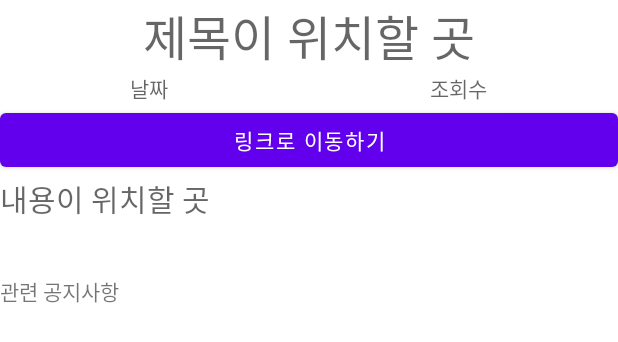
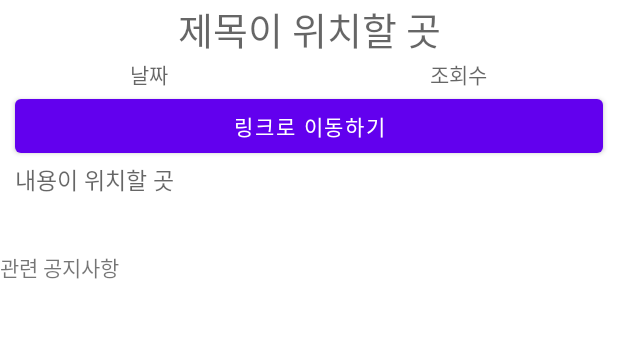
Before and after one commit to yelimahn/skkuNotice, an Android app: the layout activity_notice_click.xml on its own in the app's theme, with its tools: preview values and no code run, on a phone screen of 412 x 824 dp. Shown: the top 342 px of the screen. Run offline under Robolectric (Android 15) with nearby library versions, the phone set to English and light mode, and no system bars.

Commit message:
공지사항클릭엑티비티
글자크기 등 약간 수정함

이제 액션바 없애면 됨

```diff
--- a/noticesubscribe/app/src/main/res/layout/activity_notice_click.xml
+++ b/noticesubscribe/app/src/main/res/layout/activity_notice_click.xml
@@ -11,6 +11,7 @@
         android:layout_width="match_parent"
         android:layout_height="wrap_content"
         android:orientation="vertical">
+
         <TextView
             android:id="@+id/NoticeTitle"
             android:layout_width="match_parent"
@@ -19,7 +20,7 @@
             android:gravity="center"
             android:hint="제목이 위치할 곳"
             android:textColor="@color/black"
-            android:textSize="32sp"
+            android:textSize="25sp"
             app:layout_constraintEnd_toEndOf="parent"
             app:layout_constraintStart_toStartOf="parent"
             app:layout_constraintTop_toTopOf="parent" />
@@ -51,16 +52,26 @@
             android:id="@+id/gotolink"
             android:layout_width="match_parent"
             android:layout_height="wrap_content"
+            android:layout_marginStart="10dp"
+            android:layout_marginLeft="10dp"
+            android:layout_marginEnd="10dp"
+            android:layout_marginRight="10dp"
+            android:insetLeft="0dp"
+            android:insetRight="0dp"
             android:text="링크로 이동하기" />
 
         <TextView
             android:id="@+id/NoticeContent"
             android:layout_width="match_parent"
             android:layout_height="wrap_content"
+            android:layout_marginStart="10dp"
+            android:layout_marginLeft="10dp"
+            android:layout_marginEnd="10dp"
+            android:layout_marginRight="10dp"
             android:background="#FFFFFF"
             android:hint="내용이 위치할 곳"
             android:textColor="@color/black"
-            android:textSize="20sp"
+            android:textSize="15sp"
             app:layout_constraintEnd_toEndOf="parent"
             app:layout_constraintHorizontal_bias="1.0"
             app:layout_constraintStart_toStartOf="parent"
```
